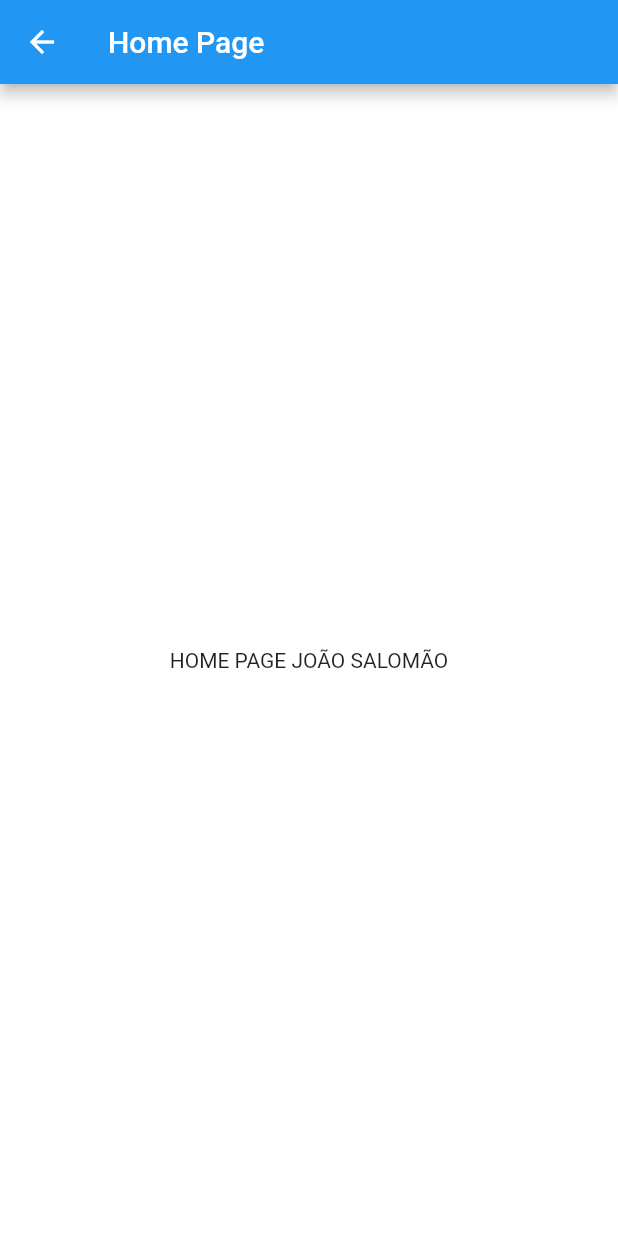
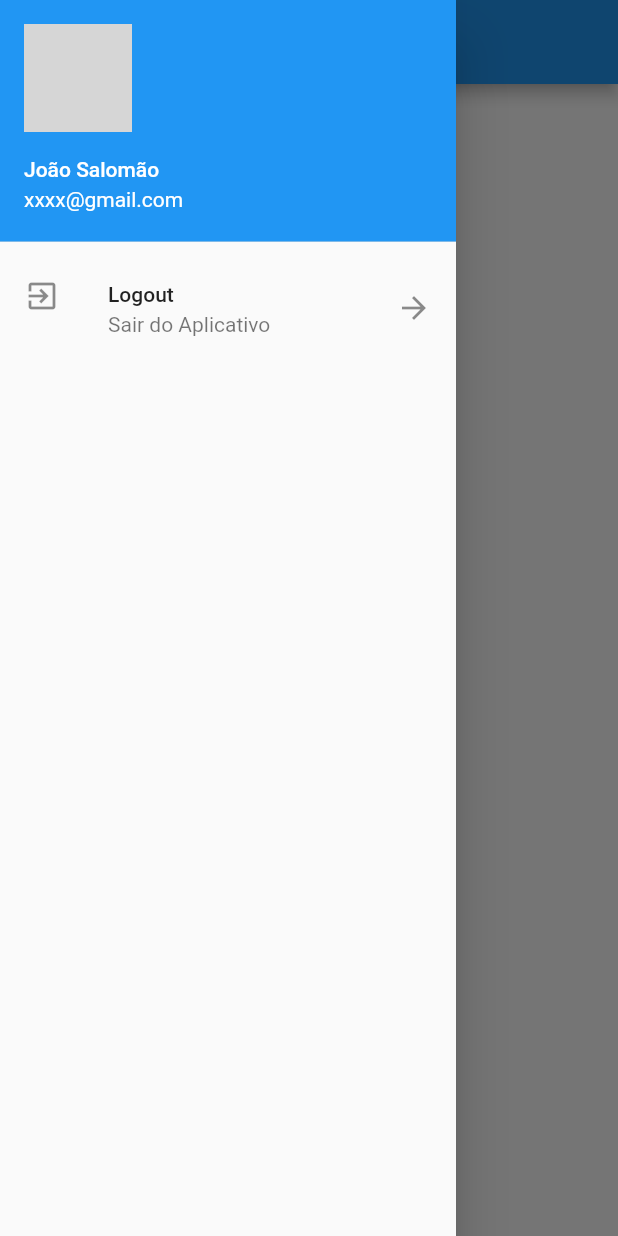
Before and after one commit to joao-salomao/getting-started-flutter, a Flutter app: the HomePage screen opened directly, with the side drawer open (before the commit the screen has no drawer), on a phone screen of 412 x 824 dp. Run offline on Flutter 3.47's test engine with Material 2 defaults, Android fonts, the light colour scheme and no system bars; network calls fail; grey boxes are pictures that could not be loaded.

Commit message:
Adicionando Drawer na página home de criando lógica de logout

```diff
--- a/lib/pages/home_page.dart
+++ b/lib/pages/home_page.dart
@@ -1,12 +1,16 @@
 import 'package:flutter/material.dart';
+import 'package:getting_started/widgets/app_drawer_list.dart';
 
 class HomePage extends StatelessWidget {
   @override
   Widget build(BuildContext context) {
     return Scaffold(
       appBar: AppBar(
-        title: Text("Home Page"),
+        title: Center(
+          child: Text("Home Page"),
+        ),
       ),
+      drawer: DrawerList(),
       body: _body(),
     );
   }
--- a/lib/pages/login_page.dart
+++ b/lib/pages/login_page.dart
@@ -14,8 +14,8 @@ class LoginPage extends StatefulWidget {
 
 class _LoginPageState extends State<LoginPage> {
   final GlobalKey<FormState> _formKey = GlobalKey<FormState>();
-  final TextEditingController _emailController = TextEditingController();
-  final TextEditingController _passwordController = TextEditingController();
+  final TextEditingController _emailController = TextEditingController(text: "user");
+  final TextEditingController _passwordController = TextEditingController(text: "123");
   final FocusNode _passwordFocus = FocusNode();
   bool _isLoading = false;
 
@@ -114,7 +114,7 @@ class _LoginPageState extends State<LoginPage> {
     if (response.ok) {
       final User user = response.result;
       print(user);
-      push(context, HomePage());
+      push(context, HomePage(), replace: true);
     } else {
       alert(context, "Ops, algo deu errado", response.message);
     }
--- /dev/null
+++ b/lib/widgets/app_drawer_list.dart
@@ -0,0 +1,39 @@
+import 'package:flutter/material.dart';
+import 'package:getting_started/pages/login_page.dart';
+import 'package:getting_started/utils/navigation.dart';
+
+class DrawerList extends StatelessWidget {
+  final url =
+      "https://www.google.com/imgres?imgurl=https%3A%2F%2Fcdn3.iconfinder.com%2Fdata%2Ficons%2Fvector-icons-6%2F96%2F256-512.png&imgrefurl=https%3A%2F%2Fwww.iconfinder.com%2Ficons%2F745386%2Favatar_profile_profile_avatar_user_user_avatar_user_profile_icon&docid=HcnaCc9Adht_mM&tbnid=5jDq_Kd-rUMH8M%3A&vet=10ahUKEwjy68msiv_mAhVvEbkGHRDhDXoQMwhgKAkwCQ..i&w=512&h=512&bih=635&biw=1366&q=user%20avatar&ved=0ahUKEwjy68msiv_mAhVvEbkGHRDhDXoQMwhgKAkwCQ&iact=mrc&uact=8";
+
+  @override
+  Widget build(BuildContext context) {
+    return SafeArea(
+      child: Drawer(
+        child: ListView(
+          children: <Widget>[
+            UserAccountsDrawerHeader(
+              accountName: Text("João Salomão"),
+              accountEmail: Text("xxxx@gmail.com"),
+              currentAccountPicture: CircleAvatar(
+                backgroundImage: NetworkImage(url),
+              ),
+            ),
+            ListTile(
+              leading: Icon(Icons.exit_to_app),
+              title: Text("Logout"),
+              subtitle: Text("Sair do Aplicativo"),
+              trailing: Icon(Icons.arrow_forward),
+              onTap: () => _onClickLogout(context),
+            ),
+          ],
+        ),
+      ),
+    );
+  }
+
+  _onClickLogout(BuildContext context) {
+    Navigator.pop(context);
+    push(context, LoginPage(), replace: true);
+  }
+}
```
Also changed, not shown: lib/utils/navigation.dart (+7 -1 lines).
